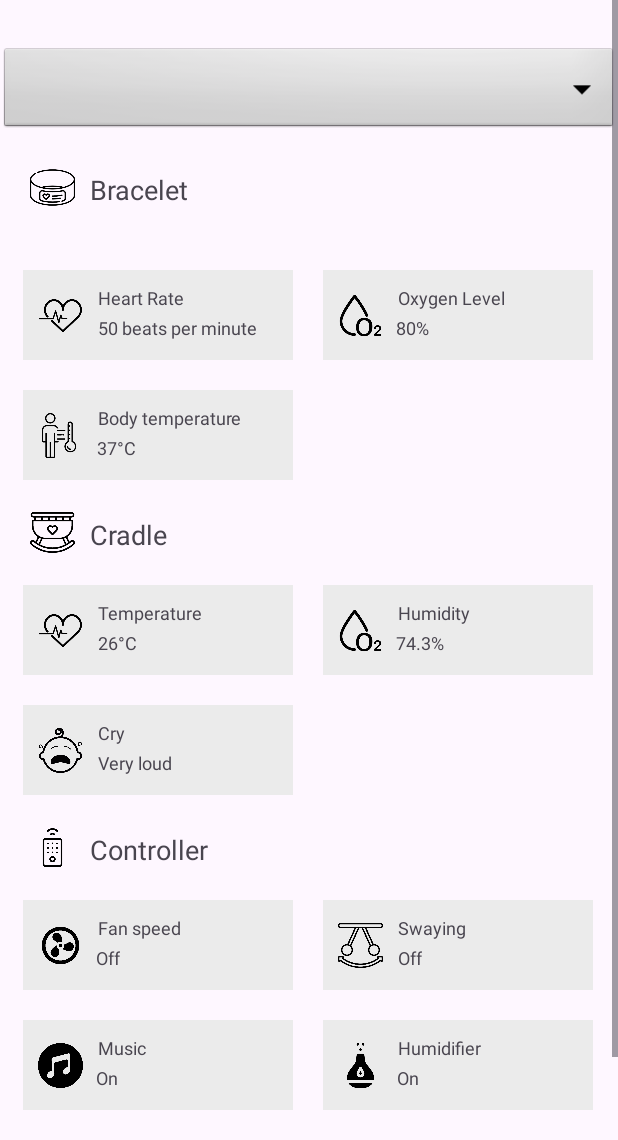
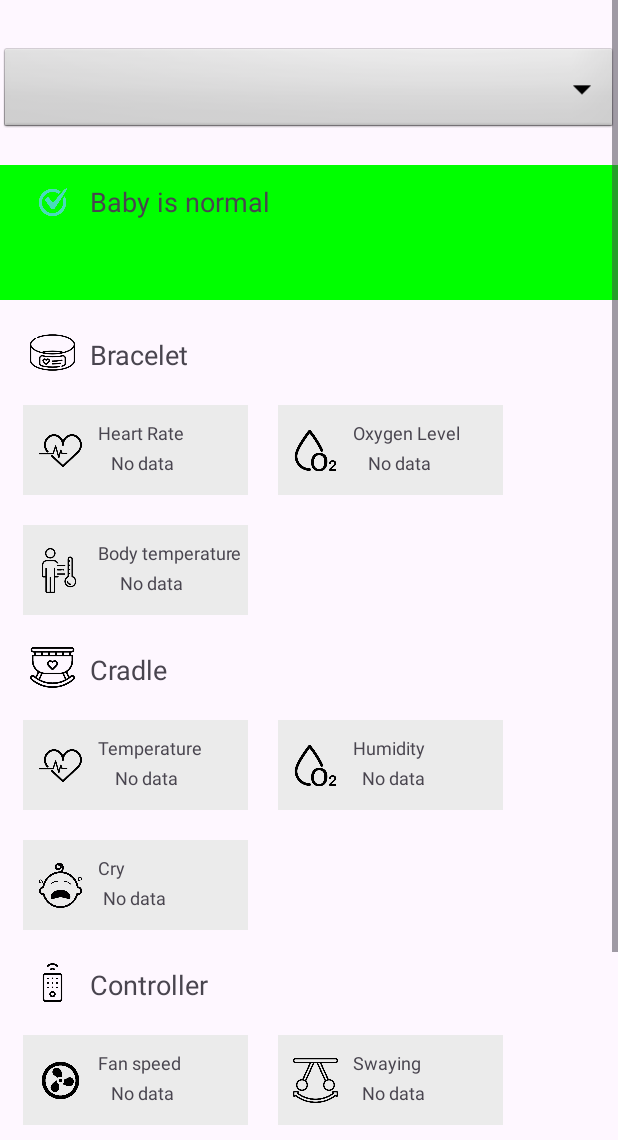
Before and after one commit to Spencer266/smart-baby-cradle, an Android app: the fragment Home placed in its activity, on a phone screen of 412 x 824 dp, the part 96-1236 px from its top. Run offline under Robolectric (Android 15) with nearby library versions, the phone set to English and light mode, and no system bars; libraries missing offline, so code that uses them is left out: com.amplifyframework.api, com.amplifyframework.auth, com.amplifyframework.core; 5 statements that could not run were skipped.

Commit message:
Added warning system

```diff
--- a/app/src/main/java/com/example/notification/SplashActivity.java
+++ b/app/src/main/java/com/example/notification/SplashActivity.java
@@ -5,6 +5,7 @@ import androidx.appcompat.app.AppCompatActivity;
 import android.content.Intent;
 import android.os.Bundle;
 import android.os.Handler;
+import android.util.DisplayMetrics;
 import android.util.Log;
 
 import com.amplifyframework.AmplifyException;
@@ -24,6 +25,11 @@ public class SplashActivity extends AppCompatActivity {
         setContentView(R.layout.activity_splash);
 
         addPlugin();
+
+        DisplayMetrics displayMetrics = new DisplayMetrics();
+        getWindowManager().getDefaultDisplay().getMetrics(displayMetrics);
+        int height = displayMetrics.heightPixels;
+        int width = displayMetrics.widthPixels;
 
         Handler handler = new Handler();
         handler.postDelayed(this::nextActivity, 2000);
--- a/app/src/main/java/com/example/notification/fragment/Home.java
+++ b/app/src/main/java/com/example/notification/fragment/Home.java
@@ -1,5 +1,6 @@
 package com.example.notification.fragment;
 
+import android.graphics.Color;
 import android.os.Bundle;
 import android.util.Log;
 import android.view.LayoutInflater;
@@ -7,6 +8,8 @@ import android.view.View;
 import android.view.ViewGroup;
 import android.widget.AdapterView;
 import android.widget.ArrayAdapter;
+import android.widget.ImageView;
+import android.widget.LinearLayout;
 import android.widget.Spinner;
 import android.widget.TextView;
 
@@ -30,6 +33,9 @@ public class Home extends Fragment {
     private ArrayList <String> deviceNameList, deviceIdList;
     private Spinner deviceChooser;
     private String currentDevice;
+    private LinearLayout warningBackground;
+    private ImageView statusIcon;
+    private TextView message;
     private TextView heartBeat, oxygenLevel, bodyTemperature;
     private TextView temperature, humidity, cry;
     private TextView fanSpeed, swaying, music, humidifier, acTemperature;
@@ -119,7 +125,7 @@ public class Home extends Fragment {
                     Log.i("showDeviceData", "Current device: " + currentDevice);
                     if (response.hasData()) {
                         Log.i("showDeviceData", "Have some data");
-                        int timeStamp = 0;
+                        int timeStamp = -1;
                         for (BabyData babyData : response.getData()) {
                             timeStamp = Math.max(timeStamp, babyData.getTimestamp());
                         }
@@ -128,13 +134,73 @@ public class Home extends Fragment {
                                 displayBabyData(babyData);
                             }
                         }
+                        if (timeStamp == -1) {
+                            displayDefaultBabyData();
+                        }
                     }
                 },
                 error -> Log.i("showDeviceData", "Something went wrong", error)
         );
     }
 
-    public void displayBabyData(BabyData babyData) {
+    private void displayStatus(int id, String color, String currentMessage) {
+        statusIcon.setImageResource(id);
+        warningBackground.setBackgroundColor(Color.parseColor(color));
+        message.setText(currentMessage);
+    }
+
+    private void displayDefaultBabyData() {
+        Log.i("Home", "Calling displayDefaultBabyData");
+        getActivity().runOnUiThread(() -> {
+            heartBeat.setText("No data");
+            oxygenLevel.setText("No data");
+            bodyTemperature.setText("No data");
+            temperature.setText("No data");
+            humidity.setText("No data");
+            cry.setText("No data");
+            fanSpeed.setText("No data");
+            swaying.setText("No data");
+            music.setText("No data");
+            humidifier.setText("No data");
+            acTemperature.setText("No data");
+        });
+
+        displayStatus(R.drawable.ic_ok_sign, "#00ff00", "Nothing to show!");
+    }
+
+    private void handleMessage(BabyData babyData) {
+        Log.i("Home", "Calling handleMessage");
+        ArrayList<String> warning = new ArrayList<>();
+
+        if (babyData.getBracelet().getTemperature() <= 36) {
+            warning.add("Low body temperature");
+        } else if (babyData.getBracelet().getTemperature() >= 37.5) {
+            warning.add("High body temperature");
+        }
+
+        if (babyData.getBracelet().getHeartBeats() > 160) {
+            warning.add("High heart beats");
+        } else if (babyData.getBracelet().getHeartBeats() >= 70 && babyData.getBracelet().getHeartBeats() < 120) {
+            warning.add("Low heart beats");
+        }
+
+        if (babyData.getBracelet().getOxygen() < 90) {
+            warning.add("Low oxygen saturation");
+        }
+
+        if (warning.size() == 0) {
+            displayStatus(R.drawable.ic_ok_sign, "#00ff00", "Baby health is good!");
+        } else {
+            String warningMessage = "Something is wrong with baby!";
+            for (int i = 0; i < warning.size(); i++) {
+                warningMessage += "\n";
+                warningMessage += warning.get(i);
+            }
+            displayStatus(R.drawable.ic_tention_sign, "#ff0000", warningMessage);
+        }
+    }
+
+    private void displayBabyData(BabyData babyData) {
         Log.i("Home", "Calling displayBabyData");
 
         try {
@@ -154,6 +220,8 @@ public class Home extends Fragment {
         } catch (NullPointerException e) {
             Log.e("Home", "Failed to display baby data!", e);
         }
+
+        handleMessage(babyData);
     }
 
     public String getUserId() {
@@ -161,17 +229,20 @@ public class Home extends Fragment {
     }
 
     private void initUI() {
-        deviceChooser   = View.findViewById(R.id.Home_deviceChooser);
-        heartBeat       = View.findViewById(R.id.Home_heartRate);
-        oxygenLevel     = View.findViewById(R.id.Home_oxygenLevel);
-        bodyTemperature = View.findViewById(R.id.Home_bodyTemperature);
-        temperature     = View.findViewById(R.id.Home_temperature);
-        humidity        = View.findViewById(R.id.Home_humidity);
-        cry             = View.findViewById(R.id.Home_cry);
-        fanSpeed        = View.findViewById(R.id.Home_fanSpeed);
-        swaying         = View.findViewById(R.id.Home_swaying);
-        music           = View.findViewById(R.id.Home_music);
-        humidifier      = View.findViewById(R.id.Home_humidifier);
-        acTemperature   = View.findViewById(R.id.Home_ac_temperature);
+        deviceChooser     = View.findViewById(R.id.Home_deviceChooser);
+        heartBeat         = View.findViewById(R.id.Home_heartRate);
+        oxygenLevel       = View.findViewById(R.id.Home_oxygenLevel);
+        bodyTemperature   = View.findViewById(R.id.Home_bodyTemperature);
+        temperature       = View.findViewById(R.id.Home_temperature);
+        humidity          = View.findViewById(R.id.Home_humidity);
+        cry               = View.findViewById(R.id.Home_cry);
+        fanSpeed          = View.findViewById(R.id.Home_fanSpeed);
+        swaying           = View.findViewById(R.id.Home_swaying);
+        music             = View.findViewById(R.id.Home_music);
+        humidifier        = View.findViewById(R.id.Home_humidifier);
+        acTemperature     = View.findViewById(R.id.Home_acTemperature);
+        warningBackground = View.findViewById(R.id.Home_warningBackground);
+        statusIcon        = View.findViewById(R.id.Home_statusIcon);
+        message           = View.findViewById(R.id.Home_message);
     }
 }
--- a/app/src/main/res/layout/fragment_home.xml
+++ b/app/src/main/res/layout/fragment_home.xml
@@ -16,6 +16,32 @@
             android:background="@android:drawable/btn_dropdown"
             android:layout_marginTop="30dp"
             android:spinnerMode="dropdown" />
+
+
+        <LinearLayout
+            android:layout_width="match_parent"
+            android:layout_height="90dp"
+            android:layout_marginTop="20dp"
+            android:background="#00FF00"
+            android:id="@+id/Home_warningBackground"
+            android:orientation="horizontal">
+            <ImageView
+                android:layout_width="30dp"
+                android:layout_height="30dp"
+                android:layout_marginTop="10dp"
+                android:layout_marginStart="20dp"
+                android:id="@+id/Home_statusIcon"
+                android:src="@drawable/ic_ok_sign"/>
+
+            <TextView
+                android:layout_width="wrap_content"
+                android:layout_height="wrap_content"
+                android:layout_marginStart="10dp"
+                android:layout_marginTop="12dp"
+                android:id="@+id/Home_message"
+                android:textSize="18sp"
+                android:text="Baby is normal"/>
+        </LinearLayout>
 
         <LinearLayout
             android:layout_width="match_parent"
@@ -40,10 +66,9 @@
         <LinearLayout
             android:layout_width="match_parent"
             android:layout_height="wrap_content"
-            android:layout_marginTop="20dp"
             android:orientation="horizontal">
             <LinearLayout
-                android:layout_width="180dp"
+                android:layout_width="150dp"
                 android:layout_height="60dp"
                 android:layout_marginTop="20dp"
                 android:layout_marginStart="15dp"
@@ -69,14 +94,14 @@
                     android:layout_width="wrap_content"
                     android:layout_height="wrap_content"
                     android:layout_marginTop="30dp"
-                    android:layout_marginStart="-58dp"
+                    android:layout_marginStart="-49dp"
                     android:textSize="12sp"
-                    android:text="50 beats per minute"/>
+                    android:text="No data"/>
 
             </LinearLayout>
 
             <LinearLayout
-                android:layout_width="180dp"
+                android:layout_width="150dp"
                 android:layout_height="60dp"
                 android:layout_marginStart="20dp"
                 android:layout_marginTop="20dp"
@@ -103,11 +128,10 @@
                     android:layout_width="wrap_content"
                     android:layout_height="wrap_content"
                     android:layout_marginTop="30dp"
-                    android:layout_marginStart="-72.5dp"
+                    android:layout_marginStart="-61dp"
                     android:textSize="12sp"
-                    android:text="80%"/>
+                    android:text="No data"/>
             </LinearLayout>
-
 
         </LinearLayout>
 
@@ -117,7 +141,7 @@
             android:layout_height="wrap_content"
             android:orientation="horizontal">
             <LinearLayout
-                android:layout_width="180dp"
+                android:layout_width="150dp"
                 android:layout_height="60dp"
                 android:layout_marginTop="20dp"
                 android:layout_marginStart="15dp"
@@ -143,9 +167,9 @@
                     android:layout_width="wrap_content"
                     android:layout_height="wrap_content"
                     android:layout_marginTop="30dp"
-                    android:layout_marginStart="-96.5dp"
+                    android:layout_marginStart="-81dp"
                     android:textSize="12sp"
-                    android:text="37°C"/>
+                    android:text="No data"/>
 
             </LinearLayout>
         </LinearLayout>
@@ -175,7 +199,7 @@
             android:layout_height="wrap_content"
             android:orientation="horizontal">
             <LinearLayout
-                android:layout_width="180dp"
+                android:layout_width="150dp"
                 android:layout_height="60dp"
                 android:layout_marginTop="20dp"
                 android:layout_marginStart="15dp"
@@ -201,14 +225,14 @@
                     android:layout_width="wrap_content"
                     android:layout_height="wrap_content"
                     android:layout_marginTop="30dp"
-                    android:layout_marginStart="-69dp"
+                    android:layout_marginStart="-58dp"
                     android:textSize="12sp"
-                    android:text="26°C"/>
+                    android:text="No data"/>
 
             </LinearLayout>
 
             <LinearLayout
-                android:layout_width="180dp"
+                android:layout_width="150dp"
                 android:layout_height="60dp"
                 android:layout_marginStart="20dp"
                 android:layout_marginTop="20dp"
@@ -235,9 +259,9 @@
                     android:layout_width="wrap_content"
                     android:layout_height="wrap_content"
                     android:layout_marginTop="30dp"
-                    android:layout_marginStart="-49.5dp"
+                    android:layout_marginStart="-42dp"
                     android:textSize="12sp"
-                    android:text="74.3%"/>
+                    android:text="No data"/>
             </LinearLayout>
 
         </LinearLayout>
@@ -247,7 +271,7 @@
             android:layout_height="wrap_content"
             android:orientation="horizontal">
             <LinearLayout
-                android:layout_width="180dp"
+                android:layout_width="150dp"
                 android:layout_height="60dp"
                 android:layout_marginTop="20dp"
                 android:layout_marginStart="15dp"
@@ -273,9 +297,9 @@
                     android:layout_width="wrap_content"
                     android:layout_height="wrap_content"
                     android:layout_marginTop="30dp"
-                    android:layout_marginStart="-18.5dp"
+                    android:layout_marginStart="-15dp"
                     android:textSize="12sp"
-                    android:text="Very loud"/>
+                    android:text="No data"/>
 
             </LinearLayout>
 
@@ -306,7 +330,7 @@
             android:layout_height="wrap_content"
             android:orientation="horizontal">
             <LinearLayout
-                android:layout_width="180dp"
+                android:layout_width="150dp"
                 android:layout_height="60dp"
                 android:layout_marginTop="20dp"
                 android:layout_marginStart="15dp"
@@ -332,14 +356,14 @@
                     android:layout_width="wrap_content"
                     android:layout_height="wrap_content"
                     android:layout_marginTop="30dp"
-                    android:layout_marginStart="-56.5dp"
+                    android:layout_marginStart="-46.5dp"
                     android:textSize="12sp"
-                    android:text="Off"/>
+                    android:text="No data"/>
 
             </LinearLayout>
 
             <LinearLayout
-                android:layout_width="180dp"
+                android:layout_width="150dp"
                 android:layout_height="60dp"
                 android:layout_marginStart="20dp"
                 android:layout_marginTop="20dp"
@@ -366,9 +390,9 @@
                     android:layout_width="wrap_content"
                     android:layout_height="wrap_content"
                     android:layout_marginTop="30dp"
-                    android:layout_marginStart="-45.5dp"
+                    android:layout_marginStart="-39dp"
                     android:textSize="12sp"
-                    android:text="Off"/>
+                    android:text="No data"/>
             </LinearLayout>
 
 
@@ -379,7 +403,7 @@
             android:layout_height="wrap_content"
             android:orientation="horizontal">
             <LinearLayout
-                android:layout_width="180dp"
+                android:layout_width="150dp"
                 android:layout_height="60dp"
                 android:layout_marginTop="20dp"
                 android:layout_marginStart="15dp"
@@ -405,14 +429,14 @@
                     android:layout_width="wrap_content"
                     android:layout_height="wrap_content"
                     android:layout_marginTop="30dp"
-                    android:layout_marginStart="-33.5dp"
+                    android:layout_marginStart="-28.5dp"
                     android:textSize="12sp"
-                    android:text="On"/>
+                    android:text="No data"/>
 
             </LinearLayout>
 
             <LinearLayout
-                android:layout_width="180dp"
+                android:layout_width="150dp"
                 android:layout_height="60dp"
                 android:layout_marginStart="20dp"
                 android:layout_marginTop="20dp"
@@ -439,9 +463,9 @@
                     android:layout_width="wrap_content"
                     android:layout_height="20dp"
                     android:layout_marginTop="30dp"
-                    android:layout_marginStart="-56dp"
+                    android:layout_marginStart="-48dp"
                     android:textSize="12sp"
-                    android:text="On"/>
+                    android:text="No data"/>
             </LinearLayout>
 
 
@@ -452,7 +476,7 @@
             android:layout_height="wrap_content"
             android:orientation="horizontal">
             <LinearLayout
-                android:layout_width="180dp"
+                android:layout_width="150dp"
                 android:layout_height="60dp"
                 android:layout_marginTop="20dp"
                 android:layout_marginStart="15dp"
@@ -474,13 +498,13 @@
                     android:text="AC temperature"/>
 
                 <TextView
-                    android:id="@+id/Home_ac_temperature"
+                    android:id="@+id/Home_acTemperature"
                     android:layout_width="wrap_content"
                     android:layout_height="20dp"
                     android:layout_marginTop="30dp"
-                    android:layout_marginStart="-85dp"
+                    android:layout_marginStart="-72dp"
                     android:textSize="12sp"
-                    android:text="24°C"/>
+                    android:text="No data"/>
 
             </LinearLayout>
 
```
Also changed, not shown: app/src/main/res/drawable/ic_ok_sign.png (added), app/src/main/res/drawable/ic_tention_sign.png (added).
